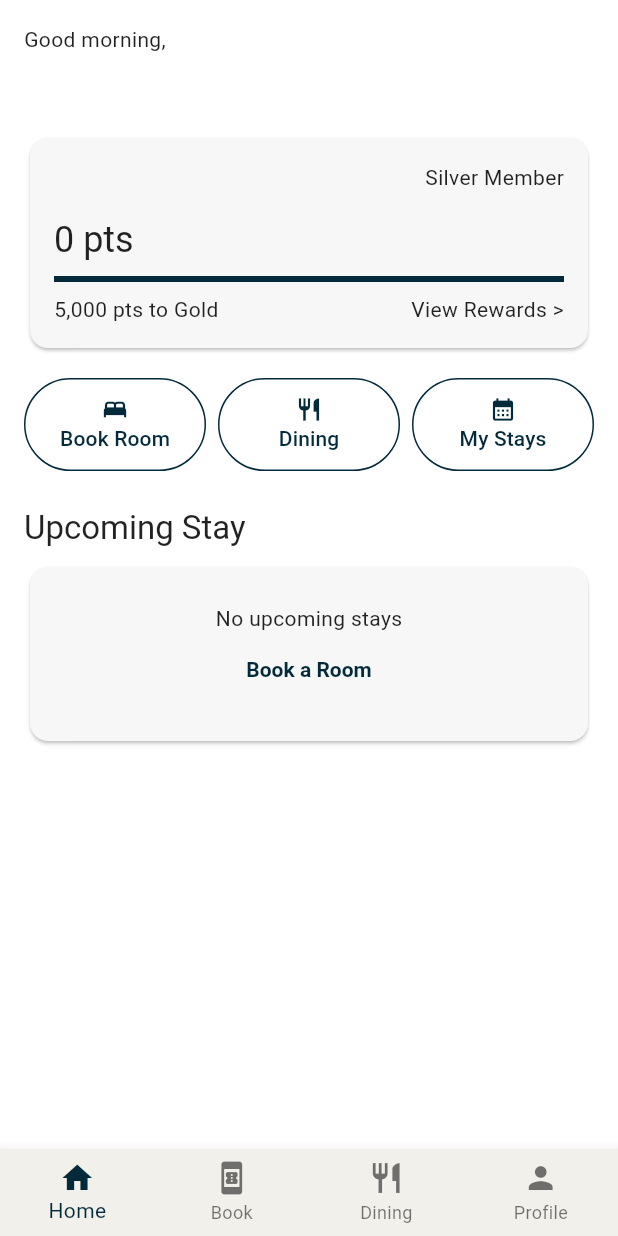
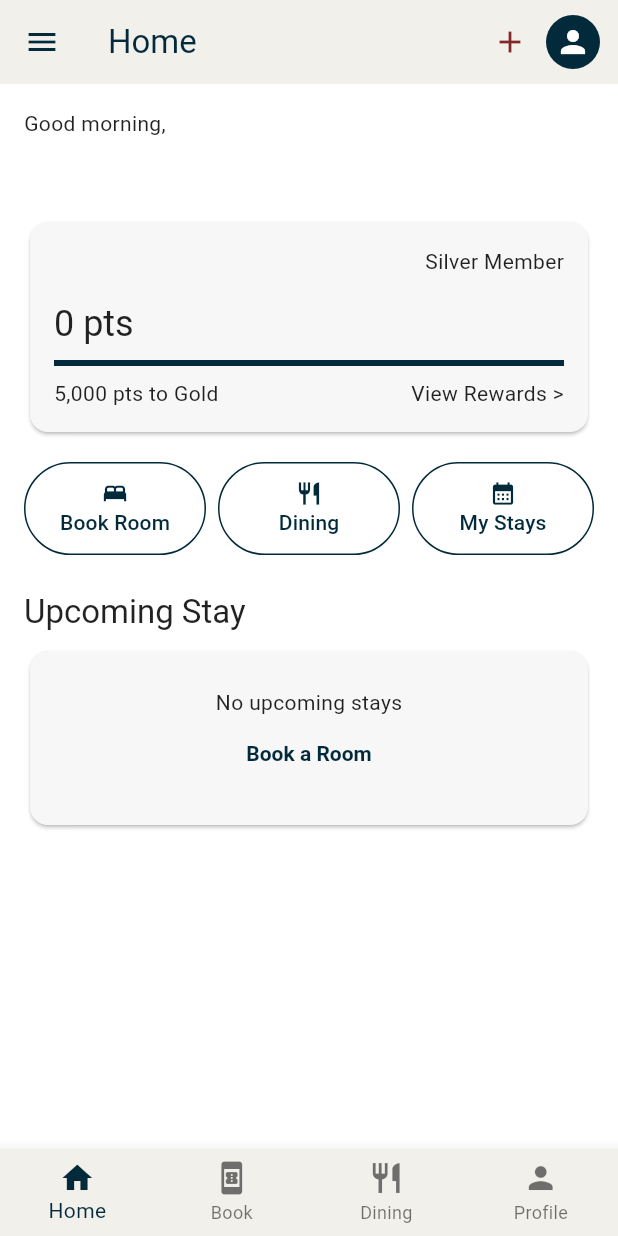
Before and after one commit to timdev6/Hotel-App, a Flutter app: the WidgetPrimaryScaffold screen opened by its route, on a phone screen of 412 x 824 dp. Run offline on Flutter 3.47's test engine with Material 3 defaults, Android fonts, the phone set to English and light mode, and no system bars; our stand-ins replace cloud_firestore, firebase_auth, firebase_core, firebase_storage, flutter_riverpod, flutter_secure_storage and 4 more; missing offline and left inert: firebase_app_check; accounts and stored records are empty.

Commit message:
Add app bar with actions and title to primary scaffold

```diff
--- a/lib/widgets/navigation/widget_primary_scaffold.dart
+++ b/lib/widgets/navigation/widget_primary_scaffold.dart
@@ -19,7 +19,9 @@ import '../../screens/general/screen_profile.dart';
 import '../../screens/general/screen_home.dart';
 import '../../screens/general/screen_book.dart';
 import '../../screens/general/screen_dining.dart';
+import 'widget_primary_app_bar.dart';
 import 'widget_app_drawer.dart';
+import '../../providers/provider_user_profile.dart';
 
 //////////////////////////////////////////////////////////////////////////
 // Localized provider for the current tab index
@@ -104,6 +106,45 @@ class _WidgetPrimaryScaffoldState extends ConsumerState<WidgetPrimaryScaffold> {
   }
 
   ////////////////////////////////////////////////////////////////
+  // Takes in the current tab index and returns the appropriate
+  // app bar widget to display.
+  ////////////////////////////////////////////////////////////////
+  Widget _getAppBarTitle(int currentTabIndex) {
+    return Text(BottomNavSelection.values[currentTabIndex].label);
+  }
+
+  ////////////////////////////////////////////////////////////////
+  // Takes in the current tab index and returns the appropriate
+  // actions to display in the app bar (right side).
+  ////////////////////////////////////////////////////////////////
+  List<Widget>? _getAppBarActions(int currentTabIndex) {
+    final profile = ref.watch(providerUserProfile).profile;
+
+
+    final String initials =
+
+        '${profile.firstName.isNotEmpty ? profile.firstName[0] : ''}${profile.lastName.isNotEmpty ? profile.lastName[0] : ''}'
+            .toUpperCase();
+
+
+
+    return [
+      Padding(
+        padding: const EdgeInsets.only(right: 12),
+        child: GestureDetector(
+          onTap: () => ref.read(providerPrimaryBottomNavTabIndex.notifier).selectTab(3),
+          child: CircleAvatar(
+            radius: 18,
+
+
+            child: initials.isEmpty ? const Icon(Icons.person) : Text(initials),
+          ),
+        ),
+      ),
+    ];
+  }
+
+  ////////////////////////////////////////////////////////////////
   // Primary Flutter method overriden which describes the layout
   // and bindings for this widget.
   ////////////////////////////////////////////////////////////////
@@ -113,11 +154,13 @@ class _WidgetPrimaryScaffoldState extends ConsumerState<WidgetPrimaryScaffold> {
     final currentTabIndex = ref.watch(providerPrimaryBottomNavTabIndex);
 
     return Scaffold(
-      drawer: WidgetAppDrawer(),
-      body: _getScreenToDisplay(currentTabIndex),
-      bottomNavigationBar: BottomNavigationBar(
-        type: BottomNavigationBarType.fixed,
-        currentIndex: currentTabIndex,
+
+      appBar: WidgetPrimaryAppBar(
+        actionButtons: _getAppBarActions(currentTabIndex),
+        title: _getAppBarTitle(currentTabIndex),
+      ),
+      drawer: WidgetAppDrawer(),body: _getScreenToDisplay(currentTabIndex),bottomNavigationBar: BottomNavigationBar(
+        type: BottomNavigationBarType.fixed, currentIndex: currentTabIndex,
         showSelectedLabels: true,
         showUnselectedLabels: true,
         onTap: (index) {
@@ -127,7 +170,9 @@ class _WidgetPrimaryScaffoldState extends ConsumerState<WidgetPrimaryScaffold> {
           BottomNavigationBarItem(icon: Icon(Icons.home), label: 'Home'),
           BottomNavigationBarItem(icon: Icon(Icons.book_online), label: 'Book'),
           BottomNavigationBarItem(
+            // fix before vid
             icon: Icon(Icons.restaurant),
+
             label: 'Dining',
           ),
           BottomNavigationBarItem(icon: Icon(Icons.person), label: 'Profile'),
```
